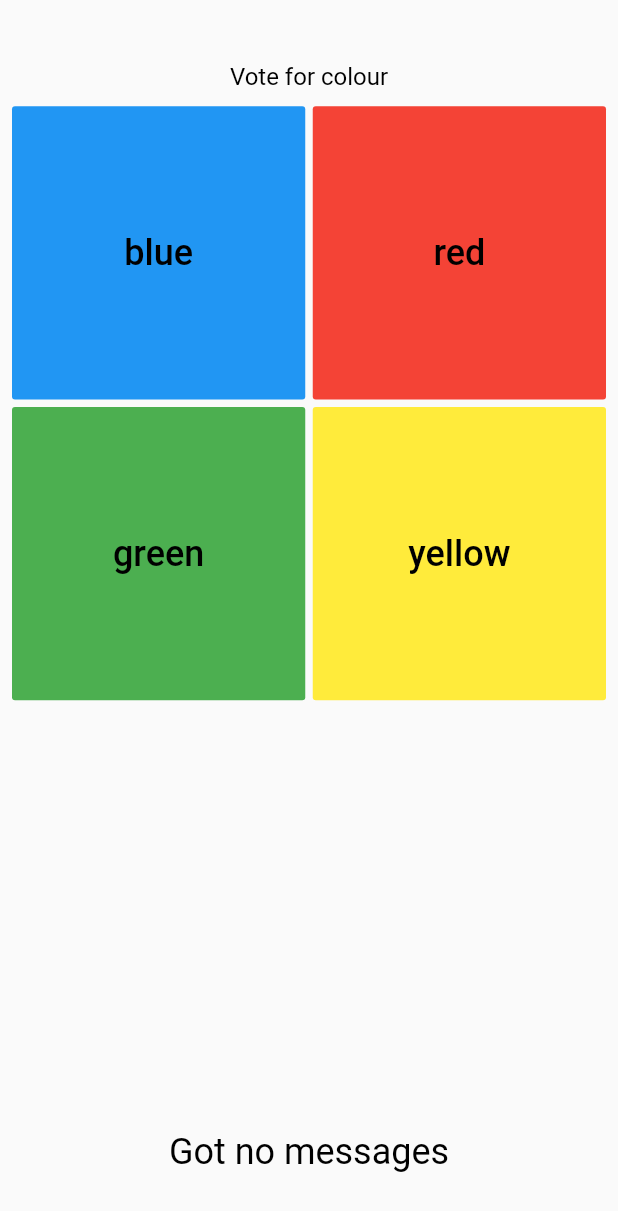
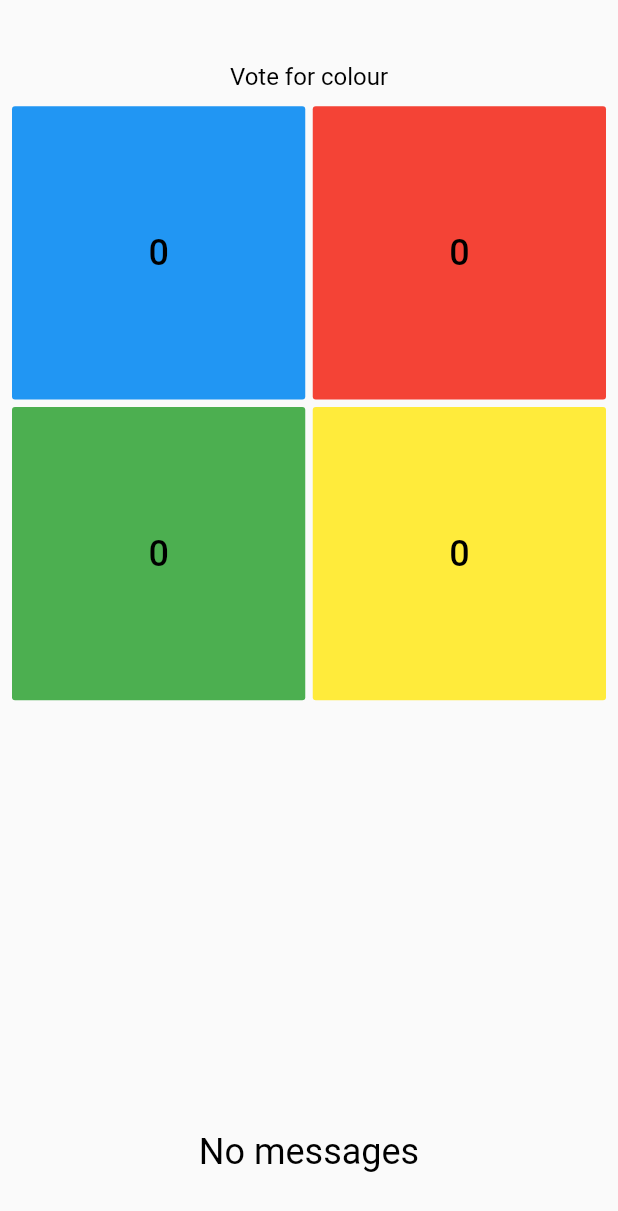
Before and after one commit to mjohnsullivan/oscon-2019, a Flutter app: the screen it shows after launch, on a phone screen of 412 x 824 dp. Shown: the top 1211 px of the screen. Run offline on Flutter 3.47's test engine with Material 2 defaults, Android fonts, the phone set to English and light mode, and no system bars; our stand-ins replace cloud_firestore, flutter_blue, flutter_spinkit, flutter_vector_icons, font_awesome_flutter, progress_indicators; missing offline and left inert: firebase, flutter_web; accounts and stored records are empty; Roboto replaces fonts that are missing (RobotoMono).

Commit message:
Updated to show vote count in buttons

```diff
--- a/web_app/lib/main.dart
+++ b/web_app/lib/main.dart
@@ -47,6 +47,10 @@ class _VotesProviderState extends State<VotesProvider> {
   fs.Firestore store;
   final _messagesController = StreamController<String>();
   final _votesSink = StreamController<String>();
+  final _yellowVotesController = StreamController<int>();
+  final _blueVotesController = StreamController<int>();
+  final _redVotesController = StreamController<int>();
+  final _greenVotesController = StreamController<int>();
 
   @override
   void initState() {
@@ -71,31 +75,51 @@ class _VotesProviderState extends State<VotesProvider> {
         switch (change.type) {
           case 'added':
           case 'modified':
-            _documentAdded(change);
+            _documentUpdated(change);
             break;
         }
       });
     });
 
     // Initialize sink listeners
-    _votesSink.stream.listen((color) => _voteCast(color));
+    _votesSink.stream.listen((color) => _castVote(color));
   }
 
   @override
   void dispose() {
     app?.delete();
     _messagesController?.close();
+    _votesSink?.close();
+    _yellowVotesController?.close();
+    _blueVotesController?.close();
+    _greenVotesController?.close();
+    _redVotesController?.close();
     super.dispose();
   }
 
-  void _documentAdded(fs.DocumentChange change) {
+  void _documentUpdated(fs.DocumentChange change) {
     final data = change.doc.data();
     final color = change.doc.id;
-    final votes = data['votes'] as num;
-    _messagesController.add('$votes for $color');
+    if (colorMap.containsKey(color)) {
+      final votes = data['votes'] as num;
+      switch (color) {
+        case 'yellow':
+          _yellowVotesController.add(votes);
+          break;
+        case 'green':
+          _greenVotesController.add(votes);
+          break;
+        case 'blue':
+          _blueVotesController.add(votes);
+          break;
+        case 'red':
+          _redVotesController.add(votes);
+      }
+      _messagesController.add('$votes for $color');
+    }
   }
 
-  void _voteCast(String color) {
+  void _castVote(String color) {
     final ref = store.doc('votes/$color');
     ref.get().then((snapshot) {
       if (snapshot.exists) {
@@ -112,6 +136,10 @@ class _VotesProviderState extends State<VotesProvider> {
   Widget build(BuildContext context) => VotesConsumer(
         messages: _messagesController.stream,
         castVote: _votesSink,
+        yellowVotes: _yellowVotesController.stream,
+        greenVotes: _greenVotesController.stream,
+        blueVotes: _blueVotesController.stream,
+        redVotes: _redVotesController.stream,
         child: widget.child,
       );
 }
@@ -121,25 +149,44 @@ class VotesConsumer extends InheritedWidget {
   VotesConsumer({
     @required this.messages,
     @required this.castVote,
+    @required this.yellowVotes,
+    @required this.greenVotes,
+    @required this.blueVotes,
+    @required this.redVotes,
     @required Widget child,
   })  : assert(messages != null),
         assert(castVote != null),
+        assert(yellowVotes != null),
         assert(child != null),
         super(child: child);
 
   final Stream<String> messages;
   final Sink<String> castVote;
+  final Stream<int> yellowVotes;
+  final Stream<int> greenVotes;
+  final Stream<int> blueVotes;
+  final Stream<int> redVotes;
 
   static VotesConsumer of(BuildContext context) =>
       (context.inheritFromWidgetOfExactType(VotesConsumer) as VotesConsumer);
 
   @override
   bool updateShouldNotify(InheritedWidget oldWidget) => oldWidget != this;
+
+  Stream<int> voteStreamFromColor(String color) {
+    switch (color) {
+      case 'yellow':
+        return yellowVotes;
+      case 'green':
+        return greenVotes;
+      case 'red':
+        return redVotes;
+    }
+    return blueVotes;
+  }
 }
 
-void main() {
-  runApp(VotingApp());
-}
+void main() => runApp(VotingApp());
 
 class VotingApp extends StatelessWidget {
   @override
@@ -186,11 +233,9 @@ class DatabaseMessage extends StatelessWidget {
     final messages = VotesConsumer.of(context).messages;
     return StreamBuilder<String>(
         stream: messages,
-        initialData: 'Got no messages',
+        initialData: 'No messages',
         builder: (context, snapshot) {
-          if (snapshot.hasData) {
-            return Text(snapshot.data);
-          }
+          if (snapshot.hasData) return Text(snapshot.data);
         });
   }
 }
@@ -238,9 +283,17 @@ class VotingButton extends StatelessWidget {
 
   @override
   Widget build(BuildContext context) {
-    return FlatButton(
-        color: colorMap[label],
-        child: Text(label, style: buttonTextStyle),
-        onPressed: () => VotesConsumer.of(context).castVote.add(label));
+    return StreamBuilder<int>(
+        stream: VotesConsumer.of(context).voteStreamFromColor(label),
+        initialData: 0,
+        builder: (context, snapshot) {
+          if (snapshot.hasData)
+            return FlatButton(
+                color: colorMap[label],
+                child: Text('${snapshot.data}', style: buttonTextStyle),
+                onPressed: () => VotesConsumer.of(context).castVote.add(label));
+          else
+            return Center(child: CircularProgressIndicator());
+        });
   }
 }
```
Also changed, not shown: web_app/pubspec.lock.
